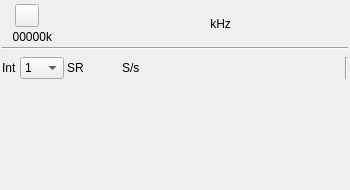
This is plugins/samplemimo/testmosync/testmosyncgui.ui in f4exb/sdrangel as Qt 5 draws it before an edit. The edited form follows.
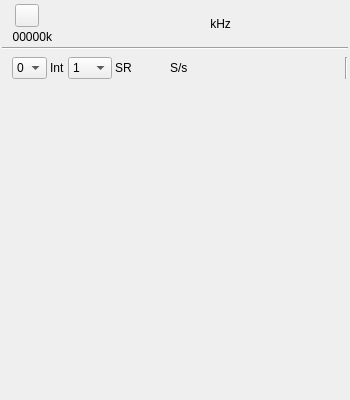
This is the edited form. Icons and pictures are not drawn. Custom widgets are drawn as their Qt base class.

Commit message: TestMOSync: spectrum display

What changed in the file:
```diff
--- a/plugins/samplemimo/testmosync/testmosyncgui.ui
+++ b/plugins/samplemimo/testmosync/testmosyncgui.ui
@@ -7,7 +7,7 @@
     <x>0</x>
     <y>0</y>
     <width>350</width>
-    <height>190</height>
+    <height>400</height>
    </rect>
   </property>
   <property name="sizePolicy">
@@ -19,7 +19,7 @@
   <property name="minimumSize">
    <size>
     <width>350</width>
-    <height>190</height>
+    <height>400</height>
    </size>
   </property>
   <property name="font">
@@ -182,6 +182,39 @@
      <property name="topMargin">
       <number>4</number>
      </property>
+     <item>
+      <widget class="QLabel" name="spectrumLabel">
+       <property name="text">
+        <string/>
+       </property>
+       <property name="pixmap">
+        <pixmap resource="../../../sdrgui/resources/res.qrc">:/dsb.png</pixmap>
+       </property>
+      </widget>
+     </item>
+     <item>
+      <widget class="QComboBox" name="spectrumIndex">
+       <property name="maximumSize">
+        <size>
+         <width>35</width>
+         <height>16777215</height>
+        </size>
+       </property>
+       <property name="toolTip">
+        <string>Select which stream index to display spectrum</string>
+       </property>
+       <item>
+        <property name="text">
+         <string>0</string>
+        </property>
+       </item>
+       <item>
+        <property name="text">
+         <string>1</string>
+        </property>
+       </item>
+      </widget>
+     </item>
      <item>
       <widget class="QLabel" name="interpLabel">
        <property name="text">
@@ -292,6 +325,29 @@
      </item>
     </layout>
    </item>
+   <item>
+    <layout class="QVBoxLayout" name="spectrumLayout">
+     <item>
+      <widget class="GLSpectrum" name="glSpectrum" native="true">
+       <property name="minimumSize">
+        <size>
+         <width>200</width>
+         <height>200</height>
+        </size>
+       </property>
+       <property name="font">
+        <font>
+         <family>Liberation Mono</family>
+         <pointsize>8</pointsize>
+        </font>
+       </property>
+      </widget>
+     </item>
+     <item>
+      <widget class="GLSpectrumGUI" name="spectrumGUI" native="true"/>
+     </item>
+    </layout>
+   </item>
    <item>
     <layout class="QHBoxLayout" name="padLayout">
      <item>
@@ -323,6 +379,18 @@
    <extends>QToolButton</extends>
    <header>gui/buttonswitch.h</header>
   </customwidget>
+  <customwidget>
+   <class>GLSpectrum</class>
+   <extends>QWidget</extends>
+   <header>gui/glspectrum.h</header>
+   <container>1</container>
+  </customwidget>
+  <customwidget>
+   <class>GLSpectrumGUI</class>
+   <extends>QWidget</extends>
+   <header>gui/glspectrumgui.h</header>
+   <container>1</container>
+  </customwidget>
  </customwidgets>
  <resources>
   <include location="../../../sdrgui/resources/res.qrc"/>
```
The commit also changes 7 other files.
